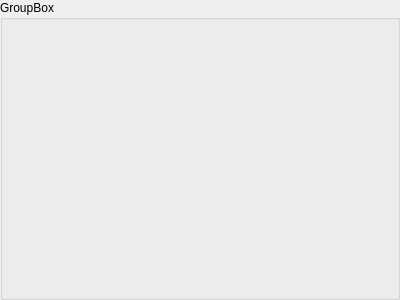
This is ui/griditempropertiesform.ui in Tw1ddle/Blind-Crossword-Editor as Qt 5 draws it before an edit. The edited form follows.
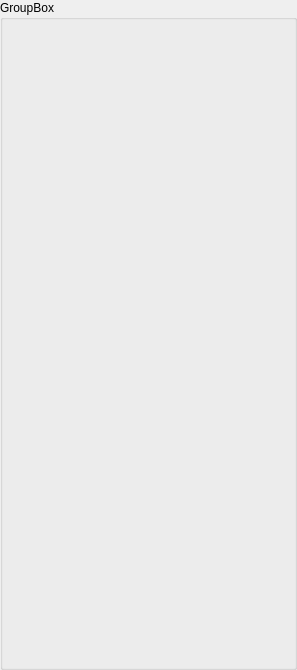
This is the edited form.

```diff
--- a/ui/griditempropertiesform.ui
+++ b/ui/griditempropertiesform.ui
@@ -6,8 +6,8 @@
    <rect>
     <x>0</x>
     <y>0</y>
-    <width>400</width>
-    <height>300</height>
+    <width>297</width>
+    <height>670</height>
    </rect>
   </property>
   <property name="windowTitle">
```
